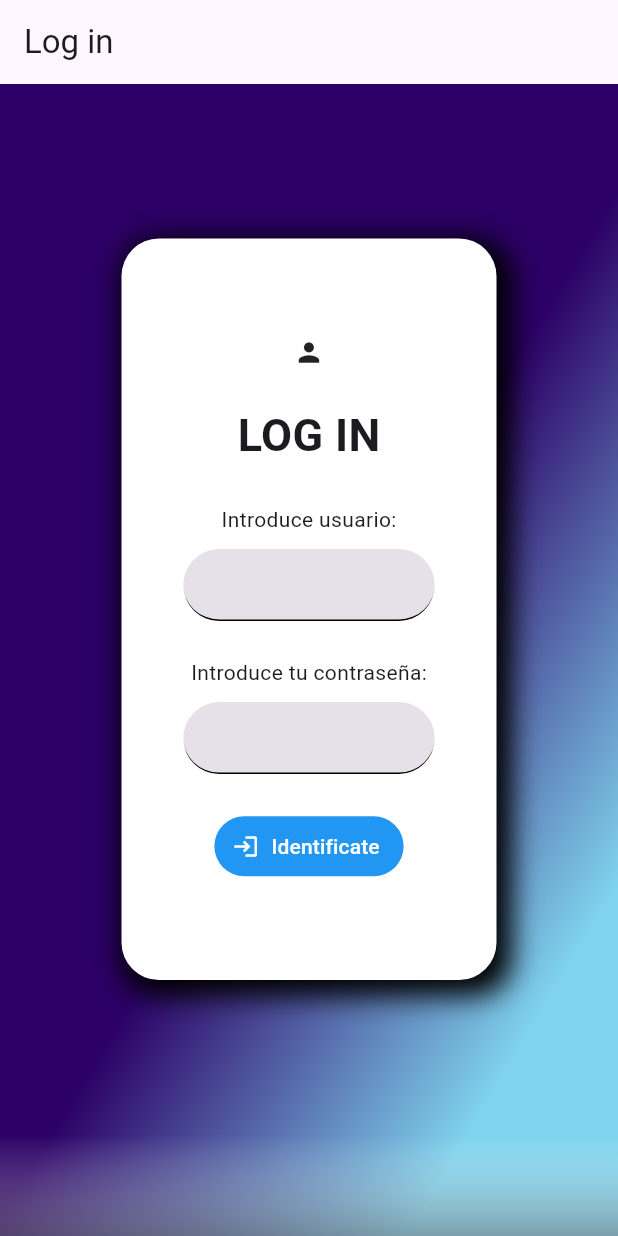
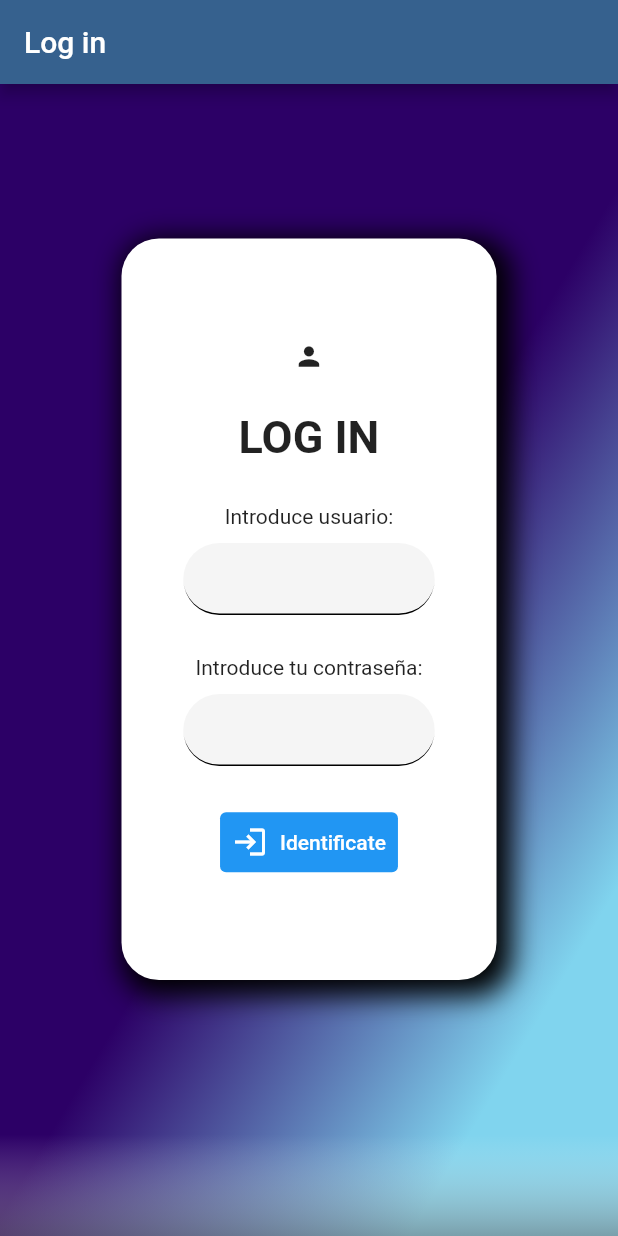
Before and after one commit to JasonDGian/Jandula-Flutter-Project, a Flutter app: the screen it shows after launch, on a phone screen of 412 x 824 dp. Run offline on Flutter 3.47's test engine with Material 3 defaults, Android fonts, the phone set to English and light mode, and no system bars; our stand-ins replace dio, go_router.

Commit message:
Agrega entregables Practica 2 - Tarea login y password con lista en Provider
- Agrega los entregables de la practica 2 de flutter.
	Provider que recupera lista de usuarios mediante dio.
	Mediante esa lista se efectuan controles basicos para comprobar
	coincidencias de contraseña y usuario.

```diff
--- a/login_project/lib/config/helpers/get_validation_details.dart
+++ b/login_project/lib/config/helpers/get_validation_details.dart
@@ -11,9 +11,7 @@ class GetValidationDetails {
 
     // Si la respuesta es codigo 200 OK
     if (response.statusCode == 200) {
-
       return response.data;
-
     }
 
     // retorno vacio en cualquier otro caso.
--- /dev/null
+++ b/login_project/lib/config/theme/app_theme.dart
@@ -0,0 +1,26 @@
+import 'package:flutter/material.dart';
+
+const Color _customColor = Color.fromARGB(255, 68, 0, 57);
+
+List<Color> _colorThemes = [
+  _customColor,
+  Colors.blue,
+  Colors.teal,
+  Colors.green,
+  Colors.orange,
+  Colors.pink,
+  Colors.red
+];
+
+class AppTheme {
+  final int selectedColor;
+
+  AppTheme({required this.selectedColor})
+      : assert(selectedColor >= 0 && selectedColor < _colorThemes.length,
+            'Color index out of bounds');
+
+  ThemeData theme() {
+    return ThemeData(
+        useMaterial3: false, colorSchemeSeed: _colorThemes[selectedColor]);
+  }
+}
--- a/login_project/lib/domain/models/user_model.dart
+++ b/login_project/lib/domain/models/user_model.dart
@@ -4,9 +4,11 @@
 
 import 'dart:convert';
 
-List<UserModel> userModelFromJson(String str) => List<UserModel>.from(json.decode(str).map((x) => UserModel.fromJson(x)));
+List<UserModel> userModelFromJson(String str) =>
+    List<UserModel>.from(json.decode(str).map((x) => UserModel.fromJsonMap(x)));
 
-String userModelToJson(List<UserModel> data) => json.encode(List<dynamic>.from(data.map((x) => x.toJson())));
+String userModelToJson(List<UserModel> data) =>
+    json.encode(List<dynamic>.from(data.map((x) => x.toJson())));
 
 class UserModel {
   String id;
@@ -19,11 +21,13 @@ class UserModel {
     required this.clave,
   });
 
-    factory UserModel.fromJson(Map<String, dynamic> json) => UserModel(
+  factory UserModel.fromJsonMap(Map<String, dynamic> json) {
+    return UserModel(
       id: json["id"],
       nombre: json["nombre"],
       clave: json["clave"],
     );
+  }
 
   Map<String, dynamic> toJson() => {
         "id": id,
--- a/login_project/lib/main.dart
+++ b/login_project/lib/main.dart
@@ -1,8 +1,8 @@
 import 'package:flutter/material.dart';
 import 'package:login_project/config/router/go_router.dart';
+import 'package:login_project/config/theme/app_theme.dart';
 import 'package:login_project/presentation/providers/user_detail_provider.dart';
 import 'package:provider/provider.dart';
-
 
 void main() => runApp(const MyApp());
 
@@ -13,9 +13,13 @@ class MyApp extends StatelessWidget {
   Widget build(BuildContext context) {
     return MultiProvider(
       providers: [
-        ChangeNotifierProvider(create: (_) => UserDetailProvider() )
+        ChangeNotifierProvider(
+          create: (_) => UserDetailProvider(),
+          lazy: false, // Con esto hará una carga en cuanto sea llamado.
+        )
       ],
       child: MaterialApp.router(
+        theme: AppTheme(selectedColor: 1).theme(),
         debugShowCheckedModeBanner: false,
         title: 'Aplicación flutter',
         routerConfig: myRouter,
```
Also changed, not shown: login_project/lib/presentation/providers/user_detail_provider.dart (+10 -8 lines), login_project/lib/screens/login/login_screen.dart (+54 -35 lines). Lines whose indentation alone changed are shown as unchanged.
